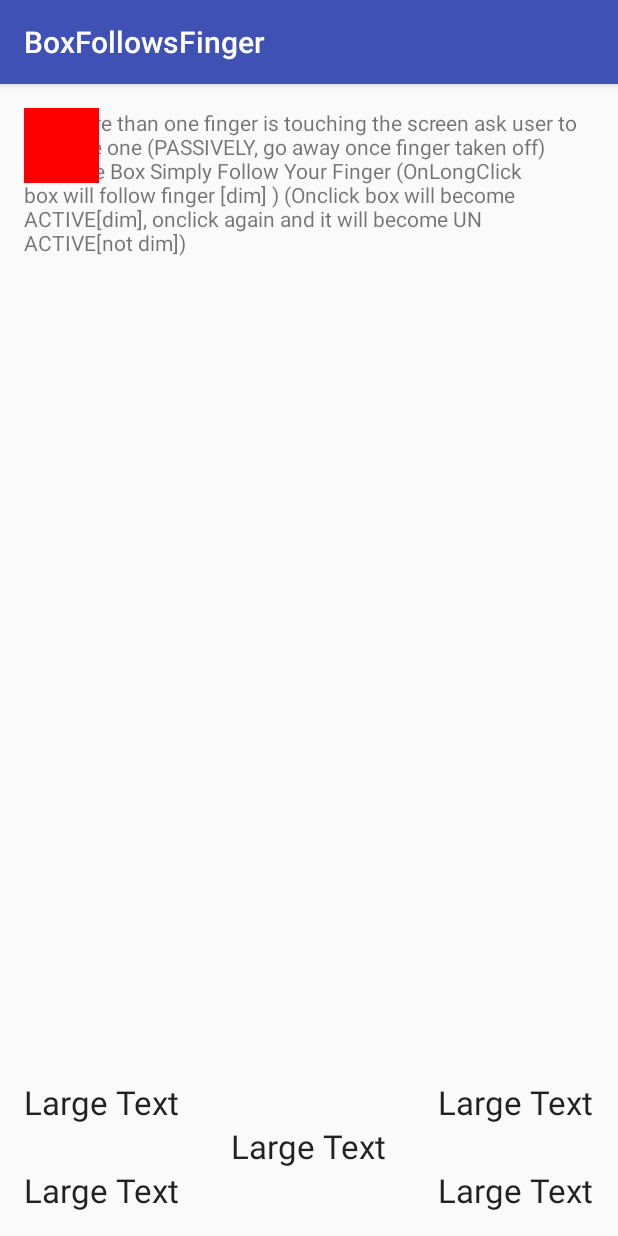
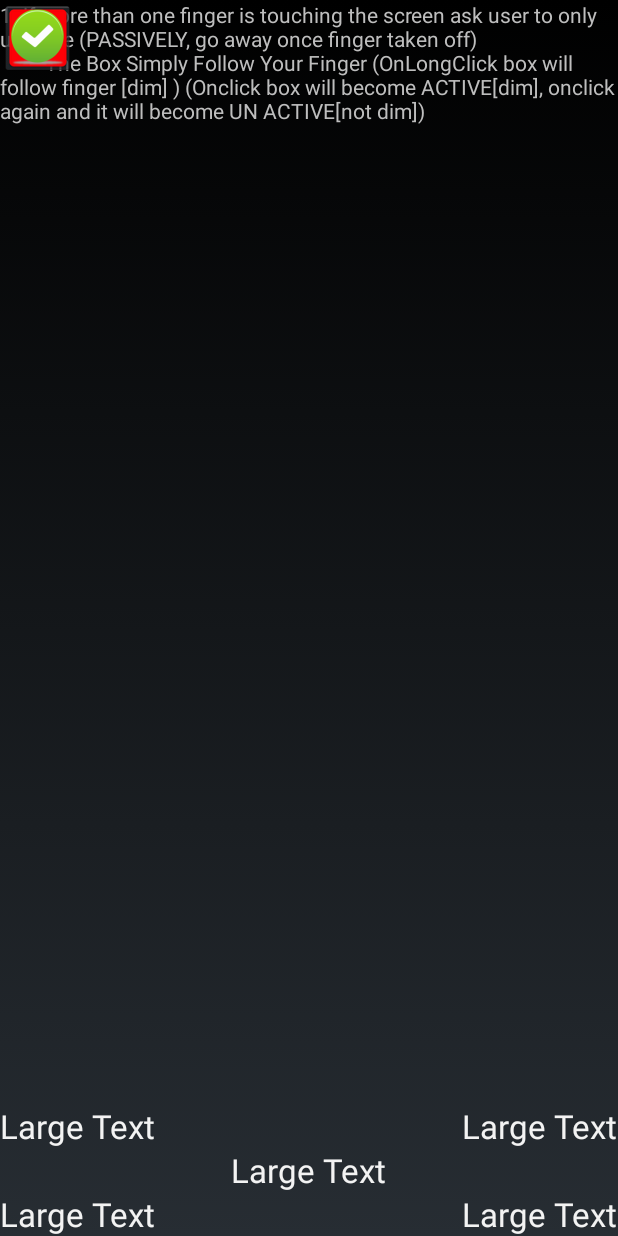
Before and after one commit to ZeldaTechie1/myProgramming, an Android app: the screen it shows after launch (MainActivity), on a phone screen of 412 x 824 dp. Run offline under Robolectric (Android 15) with nearby library versions, the phone set to English and light mode, and no system bars.

Commit message:
remove notification bar and other menu bar and now adjust for the image dimmensions and now the image indeed does follow my finger, NEXT STEP repair strange reaction to multitouch

```diff
--- a/AndroidDev/BoxFollowsFinger/app/src/main/AndroidManifest.xml
+++ b/AndroidDev/BoxFollowsFinger/app/src/main/AndroidManifest.xml
@@ -2,12 +2,14 @@
 <manifest xmlns:android="http://schemas.android.com/apk/res/android"
     package="com.example.bryan.boxfollowsfinger">
 
+    <!--android:theme="@style/AppTheme" used to be used-->
     <application
+        android:theme="@android:style/Theme.Holo.NoActionBar.Fullscreen"
         android:allowBackup="true"
         android:icon="@mipmap/ic_launcher"
         android:label="@string/app_name"
         android:supportsRtl="true"
-        android:theme="@style/AppTheme">
+        >
         <activity android:name=".MainActivity">
             <intent-filter>
                 <action android:name="android.intent.action.MAIN" />
--- a/AndroidDev/BoxFollowsFinger/app/src/main/java/com/example/bryan/boxfollowsfinger/MainActivity.java
+++ b/AndroidDev/BoxFollowsFinger/app/src/main/java/com/example/bryan/boxfollowsfinger/MainActivity.java
@@ -1,5 +1,6 @@
 package com.example.bryan.boxfollowsfinger;
 
+import android.app.Activity;
 import android.net.Uri;
 import android.support.v4.view.GestureDetectorCompat;
 import android.support.v4.view.MotionEventCompat;
@@ -9,6 +10,9 @@ import android.util.Log;
 import android.view.GestureDetector;
 import android.view.MotionEvent;
 import android.view.View;
+import android.view.Window;
+import android.view.WindowManager;
+import android.widget.ImageButton;
 import android.widget.ImageView;
 import android.widget.TextView;
 
@@ -18,19 +22,17 @@ import com.google.android.gms.common.api.GoogleApiClient;
 
 import org.w3c.dom.Text;
 
-public class MainActivity extends AppCompatActivity{
+//i used to extend appcomapactivity and that added the action bar, it seems that the notification bar also adds some slight skew to the position of the bar
+
+public class MainActivity extends Activity {
     //for the above always implement a onDown that return true because every other call of a gesture starts with ondown()
 
     private GestureDetectorCompat mDetector;
 
-    /**
-     * ATTENTION: This was auto-generated to implement the App Indexing API.
-     * See https://g.co/AppIndexing/AndroidStudio for more information.
-     */
-
     @Override
     protected void onCreate(Bundle savedInstanceState) {
         super.onCreate(savedInstanceState);
+
         setContentView(R.layout.activity_main);
 
         //new gesture detector for this activity, using our mygesturelistener class created below
@@ -53,13 +55,14 @@ public class MainActivity extends AppCompatActivity{
 
         //When one finger on screen, track its location visually (yes this will only track the movement on the first finger that touches the screen)
         //TODO perhaps add something where it place priority on the finger with most presure
+        //TODO figure out why strane reaciton after a multitouch has occured, perhaps manually set it to lock onto the finger that has been on the screen the longest
         TextView xTextBox = (TextView)findViewById(R.id.xPos);
         TextView yTextBox = (TextView)findViewById(R.id.yPos);
 
         TextView xBoxBox = (TextView)findViewById(R.id.xPosBox);
         TextView yBoxBox = (TextView)findViewById(R.id.yPosBox);
 
-        ImageView imgThing = (ImageView) findViewById(R.id.menuBtn);
+        ImageButton imgThing = (ImageButton) findViewById(R.id.menuBtn);
 
         xTextBox.setText("X: "+Integer.toString((int)event.getX()));
         yTextBox.setText("Y: "+Integer.toString((int)event.getY()));
@@ -68,10 +71,13 @@ public class MainActivity extends AppCompatActivity{
         yBoxBox.setText("Y: "+Integer.toString((int)imgThing.getY()));
 
         //TODO only follow finger when long press
-        //TODO get rid of margins or whatever is stoping the box from following the center of my finger
-        //menubutton follows my finger
+        //NOTE: The bars on top of the application will interfere with the position of the box since the box is inside of that view, will have to compensate by
+        //1. getting rid of bar (I did this), 2. considering size of bars with finger detection or box position
+
+        //This make the box follow my finger
+        //(width and height adjustments needed since the 0,0 point in on top left corner)
         imgThing.setX(event.getX() - (imgThing.getWidth()/2));
-        imgThing.setY(event.getY() - imgThing.getHeight() );
+        imgThing.setY(event.getY() - (imgThing.getHeight()/2));
 
         // Be sure to call the superclass implementation
         return super.onTouchEvent(event);
--- a/AndroidDev/BoxFollowsFinger/app/src/main/res/layout/activity_main.xml
+++ b/AndroidDev/BoxFollowsFinger/app/src/main/res/layout/activity_main.xml
@@ -4,10 +4,7 @@
     android:id="@+id/relativeLayoutView"
     android:layout_width="match_parent"
     android:layout_height="match_parent"
-    android:paddingBottom="@dimen/activity_vertical_margin"
-    android:paddingLeft="@dimen/activity_horizontal_margin"
-    android:paddingRight="@dimen/activity_horizontal_margin"
-    android:paddingTop="@dimen/activity_vertical_margin"
+    android:padding="0dp"
     tools:context="com.example.bryan.boxfollowsfinger.MainActivity">
 
     <TextView
@@ -17,13 +14,7 @@
         The Box Simply Follow Your Finger (OnLongClick box will follow finger [dim] ) (Onclick box will become ACTIVE[dim], onclick again and it will become UN ACTIVE[not dim])"
         android:id="@+id/textView" />
 
-    <ImageView
-        android:layout_width="50dp"
-        android:layout_height="50dp"
-        android:id="@+id/menuBtn"
-        android:background="#ff0000"
-        android:layout_margin="0dp"
-        android:longClickable="true" />
+    <!-- adjustViewBounds is mega important, if not we will get strange unwanted padding-->
 
     <TextView
         android:layout_width="wrap_content"
@@ -74,4 +65,16 @@
         android:layout_alignParentLeft="true"
         android:layout_alignParentStart="true" />
 
+    <ImageButton
+        android:layout_width="50dp"
+        android:layout_height="50dp"
+
+        android:scaleType="center"
+        android:adjustViewBounds="true"
+
+        android:layout_margin="0dp"
+        android:padding="0dp"
+        android:id="@+id/menuBtn"
+        android:src="@mipmap/testimg" />
+
 </RelativeLayout>
```
Also changed, not shown: AndroidDev/BoxFollowsFinger/app/src/main/res/mipmap-hdpi/testimg.png (added), AndroidDev/BoxFollowsFinger/app/src/main/res/mipmap-mdpi/testimg.png (added), AndroidDev/BoxFollowsFinger/app/src/main/res/mipmap-xhdpi/testimg.png (added), AndroidDev/BoxFollowsFinger/app/src/main/res/mipmap-xxhdpi/testimg.png (added), AndroidDev/BoxFollowsFinger/app/src/main/res/mipmap-xxxhdpi/testimg.png (added), AndroidDev/BoxFollowsFinger/app/src/main/testImage-web.png (added), AndroidDev/BoxFollowsFinger/app/src/main/testimg-web.png (added).
